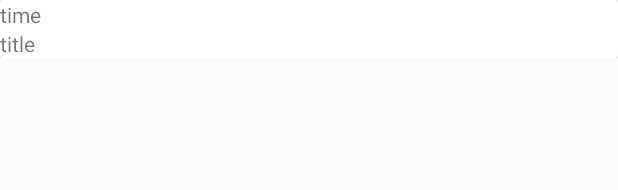
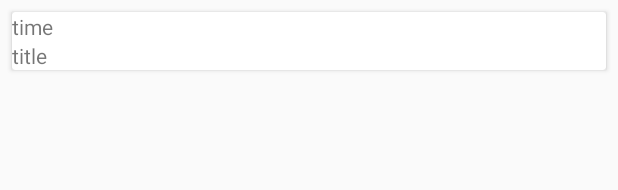
Before and after one commit to skiwithuge/dirtydiary, an Android app: the layout list_item_day.xml on its own in the app's theme, with its tools: preview values and no code run, on a phone screen of 412 x 824 dp. Shown: the top 190 px of the screen. Run offline under Robolectric (Android 15) with nearby library versions, the phone set to English and light mode, and no system bars.

```diff
--- a/app/src/main/res/layout/list_item_day.xml
+++ b/app/src/main/res/layout/list_item_day.xml
@@ -6,7 +6,8 @@
               android:layout_height="wrap_content">
     <android.support.v7.widget.CardView
         android:layout_height="wrap_content"
-        android:layout_width="match_parent">
+        android:layout_width="match_parent"
+        android:layout_margin="8dp">
         <LinearLayout
             android:layout_width="match_parent"
             android:layout_height="match_parent"
@@ -17,7 +18,7 @@
                 android:layout_height="match_parent"
                 tools:text="time"/>
             <TextView
-                android:id="@+id/title"
+                android:id="@+id/card_title"
                 android:layout_width="match_parent"
                 android:layout_height="match_parent"
                 tools:text="title"/>
```
Also changed, not shown: app/src/main/java/com/skiwithuge/dirtydiary/fragment/DayListFragment.java (+27 -5 lines).
